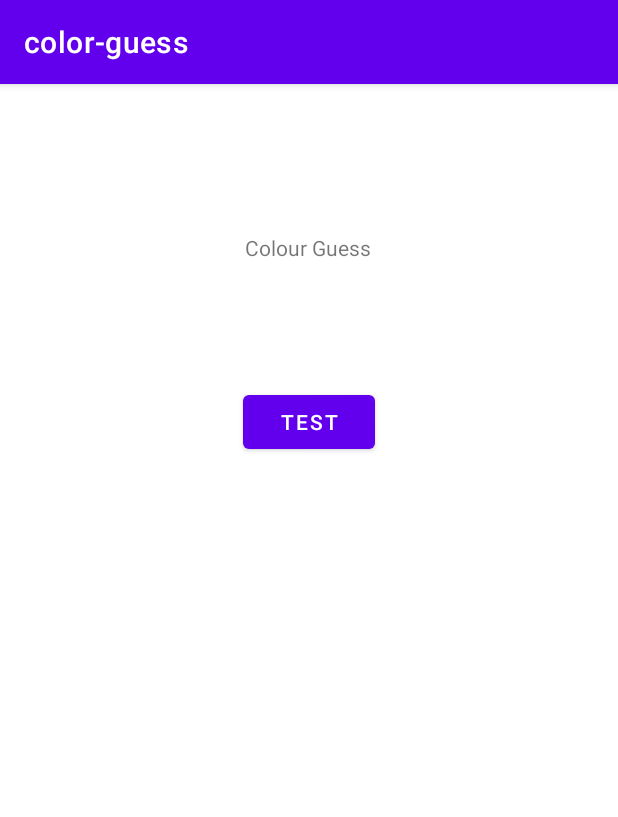
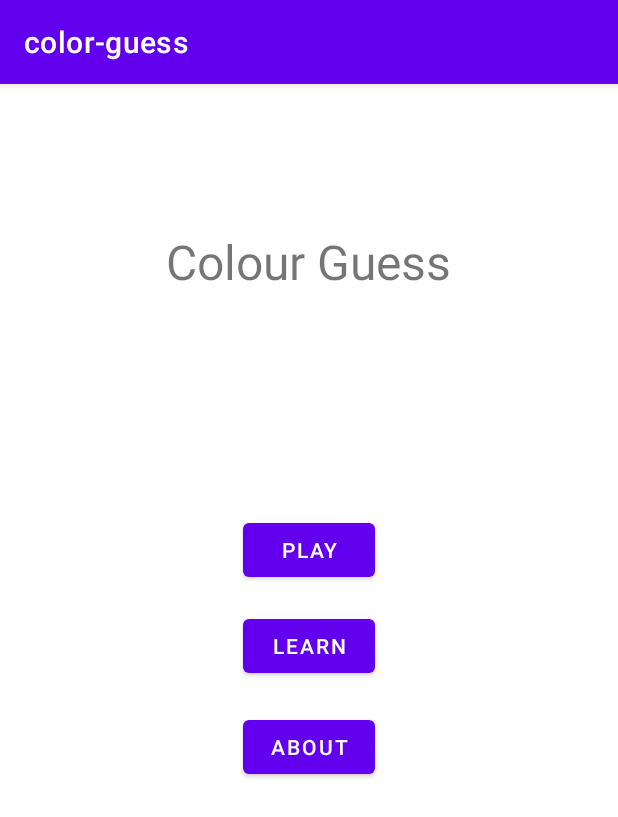
Before and after one commit to Laptop-Salad/ColorGuess, an Android app: the screen it shows after launch (MainActivity), on a phone screen of 412 x 824 dp. Shown: the top 817 px of the screen. Run offline under Robolectric (Android 15) with nearby library versions, the phone set to English and light mode, and no system bars.

Commit message:
Add basic features to the start page

```diff
--- a/app/src/main/res/layout/activity_main.xml
+++ b/app/src/main/res/layout/activity_main.xml
@@ -11,6 +11,7 @@
         android:layout_width="wrap_content"
         android:layout_height="wrap_content"
         android:text="@string/colour_guess"
+        android:textSize="32sp"
         app:layout_constraintBottom_toBottomOf="parent"
         app:layout_constraintHorizontal_bias="0.498"
         app:layout_constraintLeft_toLeftOf="parent"
@@ -19,14 +20,36 @@
         app:layout_constraintVertical_bias="0.133" />
 
     <Button
-        android:id="@+id/button"
+        android:id="@+id/play_button"
         android:layout_width="wrap_content"
         android:layout_height="wrap_content"
-        android:text="@string/test_button"
+        android:text="@string/play"
         app:layout_constraintBottom_toBottomOf="parent"
         app:layout_constraintEnd_toEndOf="parent"
         app:layout_constraintStart_toStartOf="parent"
         app:layout_constraintTop_toBottomOf="@+id/textView"
-        app:layout_constraintVertical_bias="0.137" />
+        app:layout_constraintVertical_bias="0.253" />
+
+    <Button
+        android:id="@+id/learn_button"
+        android:layout_width="wrap_content"
+        android:layout_height="wrap_content"
+        android:text="@string/learn"
+        app:layout_constraintBottom_toBottomOf="parent"
+        app:layout_constraintEnd_toEndOf="parent"
+        app:layout_constraintStart_toStartOf="parent"
+        app:layout_constraintTop_toBottomOf="@+id/play_button"
+        app:layout_constraintVertical_bias="0.042" />
+
+    <Button
+        android:id="@+id/about_button"
+        android:layout_width="wrap_content"
+        android:layout_height="wrap_content"
+        android:text="@string/about"
+        app:layout_constraintBottom_toBottomOf="parent"
+        app:layout_constraintEnd_toEndOf="parent"
+        app:layout_constraintStart_toStartOf="parent"
+        app:layout_constraintTop_toBottomOf="@+id/learn_button"
+        app:layout_constraintVertical_bias="0.06" />
 
 </androidx.constraintlayout.widget.ConstraintLayout>
--- a/app/src/main/res/values/strings.xml
+++ b/app/src/main/res/values/strings.xml
@@ -3,4 +3,7 @@
     <string name="colour_guess">Colour Guess</string>
     <string name="test">Test</string>
     <string name="test_button">test</string>
+    <string name="play">Play</string>
+    <string name="learn">Learn</string>
+    <string name="about">About</string>
 </resources>
```
